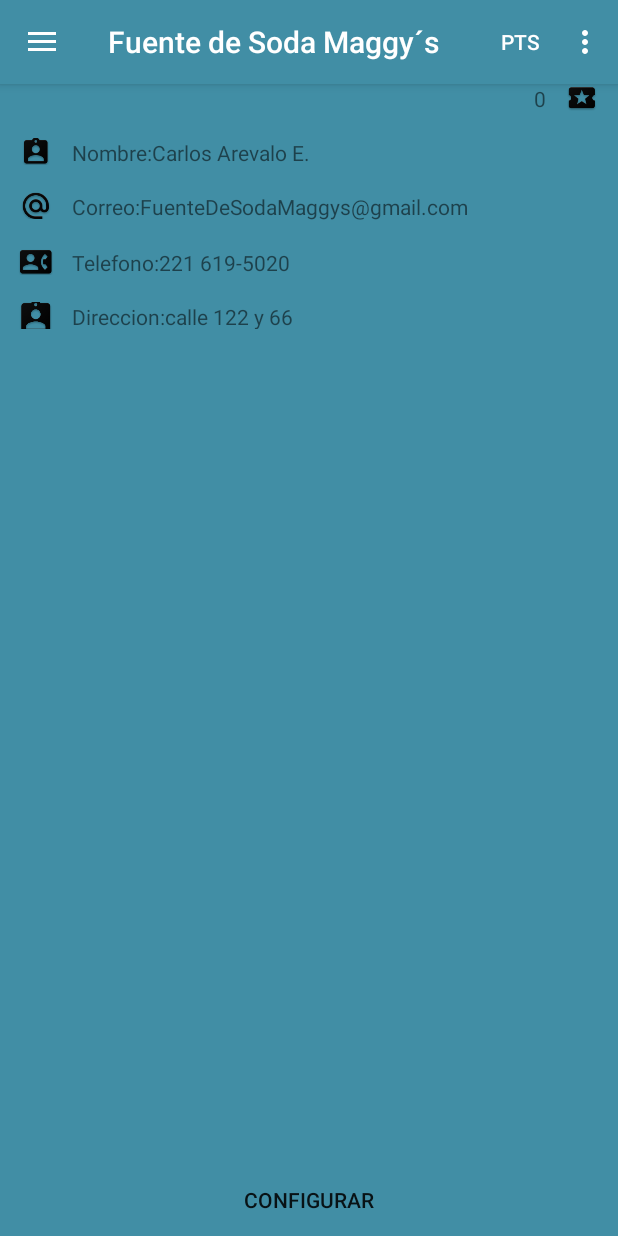
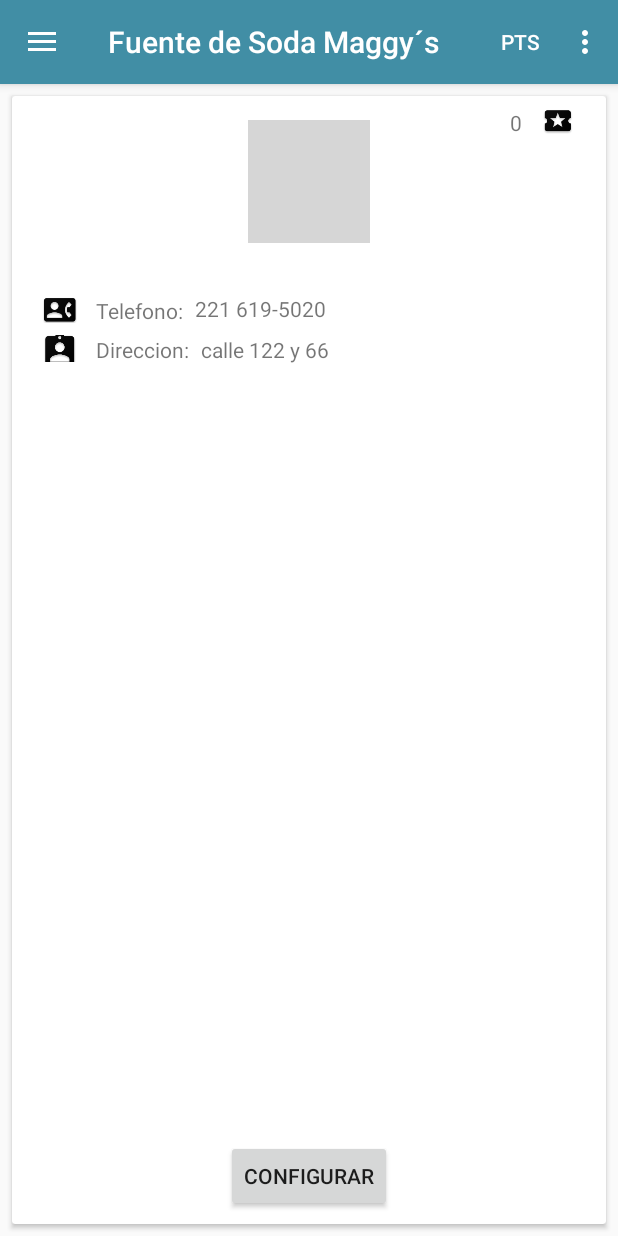
Before and after one commit to arevalocarloseduardo/Maggys, an Android app: the fragment PerfilFragment placed in its activity, on a phone screen of 412 x 824 dp. Run offline under Robolectric (Android 15) with nearby library versions, the phone set to English and light mode, and no system bars; our stand-ins replace Firebase (no records; nobody signed in at launch, a user with empty details on screens opened directly), Picasso; grey boxes are pictures that could not be loaded.

Commit message:
conecta la base de dato en perfil

```diff
--- a/app/build.gradle
+++ b/app/build.gradle
@@ -11,7 +11,7 @@ android {
         applicationId "com.appmaggys.caear.appfuentedesodamaggys"
         minSdkVersion 22
         targetSdkVersion 27
-        versionCode 1
+        versionCode 2
         versionName "1.0"
         testInstrumentationRunner "android.support.test.runner.AndroidJUnitRunner"
     }
--- a/app/src/main/java/com/appsmaggys/caear/appfuentedesodamaggys/Fragments/PedirFragment.kt
+++ b/app/src/main/java/com/appsmaggys/caear/appfuentedesodamaggys/Fragments/PedirFragment.kt
@@ -56,16 +56,6 @@ class PedirFragment : Fragment() {
 
     override fun onCreate(savedInstanceState: Bundle?) {
         super.onCreate(savedInstanceState)
-        verifivarAuth()
-    }
-
-    private fun verifivarAuth() {
-        val uid = FirebaseAuth.getInstance().uid
-        if(uid==null){
-            val intent = Intent(activity, RegisterActivity::class.java)
-            intent.flags=Intent.FLAG_ACTIVITY_CLEAR_TASK.or(Intent.FLAG_ACTIVITY_NEW_TASK)
-            startActivity(intent)
-        }
     }
 
 
--- a/app/src/main/java/com/appsmaggys/caear/appfuentedesodamaggys/Fragments/PerfilFragment.kt
+++ b/app/src/main/java/com/appsmaggys/caear/appfuentedesodamaggys/Fragments/PerfilFragment.kt
@@ -8,14 +8,19 @@ import android.view.LayoutInflater
 import android.view.View
 import android.view.ViewGroup
 import android.widget.Button
+import android.widget.ImageView
 import android.widget.TextView
 import com.appmaggys.caear.appfuentedesodamaggys.R
 import com.appsmaggys.caear.appfuentedesodamaggys.ConfigurarCuentaActivity
 import com.appsmaggys.caear.appfuentedesodamaggys.Datos.DatosUsuario
 import com.appsmaggys.caear.appfuentedesodamaggys.RegisterActivity
 import com.google.firebase.auth.FirebaseAuth
+import com.google.firebase.auth.FirebaseUser
 import com.google.firebase.database.*
+import com.squareup.picasso.Picasso
+import kotlinx.android.synthetic.main.fragment_perfil.*
 import kotlinx.android.synthetic.main.fragment_perfil.view.*
+
 
 class PerfilFragment : Fragment() {
 
@@ -26,8 +31,11 @@ class PerfilFragment : Fragment() {
     lateinit var correo :TextView
     lateinit var telefono :TextView
     lateinit var direccion :TextView
+    lateinit var nombreFc:TextView
+    lateinit var imagfc:ImageView
 
     lateinit var btnConfigurar: Button
+    var hayDatos:Boolean = false
 
     lateinit var auth: FirebaseAuth
     override fun onCreate(savedInstanceState: Bundle?) {
@@ -37,25 +45,34 @@ class PerfilFragment : Fragment() {
 
     override fun onCreateView(inflater: LayoutInflater, container: ViewGroup?,savedInstanceState: Bundle?): View? {
         val v = inflater.inflate(R.layout.fragment_perfil, container, false)
-        val uid = FirebaseAuth.getInstance().uid
-        if(uid==null){
-            val intent = Intent(activity, RegisterActivity::class.java)
-            intent.flags= Intent.FLAG_ACTIVITY_CLEAR_TASK.or(Intent.FLAG_ACTIVITY_NEW_TASK)
-            startActivity(intent)}
-        else {
+
+        auth=FirebaseAuth.getInstance()
+        var myuserobj = auth.currentUser
+
+        val nombre = myuserobj?.displayName.toString()
+        val imagen = myuserobj?.photoUrl.toString()
+        val telefonos = myuserobj?.phoneNumber.toString()
+        val correo = myuserobj?.email.toString()
+        nombreFc = v.txtNombrefc
+        imagfc=v.imgFacebook
+
+        val imageView=myuserobj?.photoUrl
+        Picasso.get().load(imageView).into(imagfc)
+        nombreFc?.text= myuserobj?.displayName
+
+
+
     referenciaUsuarios = FirebaseDatabase.getInstance().getReference("Users")
     usuarioLista = mutableListOf()
     puntos = v.tvPerfilPuntos
-            nombre = v.tvPerfilName
-            correo = v.tvPerfilCorreo
     telefono = v.tvPerfilTelefono
     direccion = v.tvPerfilDireccion
     btnConfigurar = v.btnPerfilConfigurar
 
-            traerDatos(referenciaUsuarios)
+    verPuntos(referenciaUsuarios)
 
     btnConfigurar.setOnClickListener { enviarFragment() }
-        }
+
 return v
 }
 
@@ -63,37 +80,58 @@ class PerfilFragment : Fragment() {
 startActivity(Intent(activity, ConfigurarCuentaActivity::class.java))
 }
 
-    private fun traerDatos(referencia: DatabaseReference) {
+    private fun verPuntos(referencia: DatabaseReference) {
         referencia.addValueEventListener(object : ValueEventListener{
-            override fun onCancelled(p0: DatabaseError) {
-                val intent = Intent(activity, RegisterActivity::class.java)
-                intent.flags= Intent.FLAG_ACTIVITY_CLEAR_TASK.or(Intent.FLAG_ACTIVITY_NEW_TASK)
-                startActivity(intent)
-
-  }
-
+            override fun onCancelled(p0: DatabaseError) {            }
             override fun onDataChange(p0: DataSnapshot) {
                 if(p0.exists()){
                     for (h in p0.children)
                     {
                         val uid = FirebaseAuth.getInstance().uid
                         val idClienteRegistrado = h.getValue(DatosUsuario::class.java)?.uid
+                        if (uid==idClienteRegistrado){
+                            hayDatos =true
+                        }
+                    }
+                    if (hayDatos){
+                        for (h in p0.children) {
+                            val uid = FirebaseAuth.getInstance().uid
+                            val idClienteRegistrado = h.getValue(DatosUsuario::class.java)?.uid
                             val hero = h.getValue(DatosUsuario::class.java)
-                        if (uid==idClienteRegistrado){
+                            if (uid == idClienteRegistrado) {
                                 usuarioLista.add(hero!!)
+                            }
+                        }
+                    }else{
+                        var myuserobj = auth.currentUser
+                        val nombre = myuserobj?.displayName.toString()
+                        val imagen = myuserobj?.photoUrl.toString()
+                        val telefono = myuserobj?.phoneNumber.toString()
+                        val correo = myuserobj?.email.toString()
+                        val uid = auth.uid //guardo en uid la autentificacion
+                        val ref = FirebaseDatabase.getInstance().getReference("/Users/$uid")//carlos= $uid creo una base de datos re piola
+                        val user = DatosUsuario(uid!!,nombre,imagen,"",correo,telefono,"0","","")//guardo la imagen y
+                        ref.setValue(user)
+                        usuarioLista.add(user)
                     }
                     for (h in usuarioLista)
                     {
                         puntos.text=h.puntos
-                            nombre.text=h.nombre
-                            correo.text=h.correo
                         telefono.text=h.telefono
                         direccion.text=h.direccion
                     }
                 }
+                else
+                {
+                    val uid = auth.uid //guardo en uid la autentificacion
+                    val ref = FirebaseDatabase.getInstance().getReference("/Users/$uid")//carlos= $uid creo una base de datos re piola
+                    val user = DatosUsuario(uid!!,"","","edad","","","","1","Ninguna")//guardo la imagen y
+                    ref.setValue(user)
                 }
             }
         })
+
+
     }
 private fun verifivarAuth() {
 val uid = FirebaseAuth.getInstance().uid
--- a/app/src/main/java/com/appsmaggys/caear/appfuentedesodamaggys/RegisterWhiteFacebook.kt
+++ b/app/src/main/java/com/appsmaggys/caear/appfuentedesodamaggys/RegisterWhiteFacebook.kt
@@ -14,6 +14,14 @@ import com.facebook.login.widget.LoginButton
 import com.google.firebase.auth.*
 import kotlinx.android.synthetic.main.activity_register_white_facebook.*
 import java.util.*
+import android.content.pm.PackageManager
+import android.content.pm.PackageInfo
+import android.util.Log
+import com.appsmaggys.caear.appfuentedesodamaggys.Datos.DatosUsuario
+import com.google.firebase.database.DatabaseReference
+import com.google.firebase.database.FirebaseDatabase
+import java.security.MessageDigest
+import java.security.NoSuchAlgorithmException
 
 
 class RegisterWhiteFacebook : AppCompatActivity() {
@@ -22,20 +30,41 @@ class RegisterWhiteFacebook : AppCompatActivity() {
     lateinit var auth: FirebaseAuth
     lateinit var user: FirebaseUser
     lateinit var text:TextView
+    lateinit var dbRefernce: DatabaseReference
+    lateinit var database:FirebaseDatabase
 
 
     override fun onCreate(savedInstanceState: Bundle?) {
         super.onCreate(savedInstanceState)
         setContentView(R.layout.activity_register_white_facebook)
 
+        try {
+            val info = packageManager.getPackageInfo(
+                "com.appmaggys.caear.appfuentedesodamaggys",
+                PackageManager.GET_SIGNATURES
+            )
+            for (signature in info.signatures) {
+                val md = MessageDigest.getInstance("SHA")
+                md.update(signature.toByteArray())
+            }
+        } catch (e: PackageManager.NameNotFoundException) {
+
+        } catch (e: NoSuchAlgorithmException) {
+
+        }
+
+        database= FirebaseDatabase.getInstance()
+        dbRefernce=database.reference.child("User")
+
+
         val uid = FirebaseAuth.getInstance().uid
         if(uid==null){
-            val intent = Intent(this, IntroActivity::class.java)
+            val intenti = Intent(this, IntroActivity::class.java)
             // intent.flags= Intent.FLAG_ACTIVITY_CLEAR_TASK.or(Intent.FLAG_ACTIVITY_NEW_TASK)
-            startActivity(intent)
-        }else{val intent2 = Intent(this, MenuActivity::class.java)
+            startActivity(intenti)
+        }else{val intenti2 = Intent(this, MenuActivity::class.java)
             // intent.flags= Intent.FLAG_ACTIVITY_CLEAR_TASK.or(Intent.FLAG_ACTIVITY_NEW_TASK)
-            startActivity(intent2)}
+            startActivity(intenti2)}
 
        // text = txtIniciar
 
@@ -55,13 +84,14 @@ class RegisterWhiteFacebook : AppCompatActivity() {
             LoginManager.getInstance().registerCallback(callBackManager,
             object : FacebookCallback<LoginResult>{
                 override fun onSuccess(result: LoginResult?) {
+                        card.visibility=View.VISIBLE
+                        val intentio2 = Intent(applicationContext, MenuActivity::class.java)
+                        intentio2.flags= Intent.FLAG_ACTIVITY_CLEAR_TASK.or(Intent.FLAG_ACTIVITY_NEW_TASK)
+                        startActivity(intentio2)
+                        traerToken(result?.accessToken)
 
-                        card.visibility=View.VISIBLE
-                        val intent2 = Intent(applicationContext, MenuActivity::class.java)
-                        intent.flags= Intent.FLAG_ACTIVITY_CLEAR_TASK.or(Intent.FLAG_ACTIVITY_NEW_TASK)
-                        startActivity(intent2)
-                        traerToken(result?.accessToken)
                         card.visibility=View.GONE
+                    finish()
 
                 }
                 override fun onCancel() {
@@ -81,9 +111,6 @@ class RegisterWhiteFacebook : AppCompatActivity() {
 
         }
 
-
-
-
     private fun traerToken(accessToken: AccessToken?) {
         var credential = FacebookAuthProvider.getCredential(accessToken!!.token)
 
@@ -93,12 +120,12 @@ class RegisterWhiteFacebook : AppCompatActivity() {
             if (task.isSuccessful){
                 var myuserobj = auth.currentUser
                 updateUI(myuserobj)
+
             }else{
 
                 Toast.makeText(this,"error en la autentificacion",Toast.LENGTH_LONG).show()
             }
         }
-
     }
 
     override fun onActivityResult(requestCode: Int, resultCode: Int, data: Intent?) {
@@ -107,8 +134,16 @@ class RegisterWhiteFacebook : AppCompatActivity() {
     }
 
     private fun updateUI(myuserobj: FirebaseUser?) {
-    //   text.text= myuserobj?.email
-
+        /*
+        val nombre = myuserobj?.displayName.toString()
+        val imagen = myuserobj?.photoUrl.toString()
+        val telefono = myuserobj?.phoneNumber.toString()
+        val correo = myuserobj?.email.toString()
+        val uid = auth.uid //guardo en uid la autentificacion
+        val ref = FirebaseDatabase.getInstance().getReference("/Users/$uid")//carlos= $uid creo una base de datos re piola
+        val user = DatosUsuario(uid!!,nombre,imagen,"edad",correo,telefono,"0","1","Ninguna")//guardo la imagen y
+        ref.setValue(user)
+*/
     }
 
 }
--- a/app/src/main/res/layout/fragment_perfil.xml
+++ b/app/src/main/res/layout/fragment_perfil.xml
@@ -1,103 +1,49 @@
-<FrameLayout xmlns:android="http://schemas.android.com/apk/res/android"
-             xmlns:app="http://schemas.android.com/apk/res-auto" xmlns:tools="http://schemas.android.com/tools"
-             android:layout_width="match_parent"
-             android:layout_height="match_parent"
-             tools:context="com.appsmaggys.caear.appfuentedesodamaggys.Fragments.PerfilFragment"
-             android:background="@color/colorPrimary">
+<android.support.constraint.ConstraintLayout xmlns:android="http://schemas.android.com/apk/res/android"
+                                             xmlns:app="http://schemas.android.com/apk/res-auto"
+                                             xmlns:tools="http://schemas.android.com/tools"
+                                             android:layout_width="match_parent"
+                                             android:layout_height="match_parent"
+                                             tools:context="com.appsmaggys.caear.appfuentedesodamaggys.Fragments.PerfilFragment"
+                                             tools:layout_editor_absoluteY="81dp">
 
 
-    <LinearLayout
-            android:orientation="vertical"
-            android:layout_width="match_parent"
-            android:layout_height="match_parent">
-        <LinearLayout
-                android:orientation="horizontal"
+    <android.support.v7.widget.CardView
+            android:layout_width="0dp"
+            android:layout_height="0dp" android:layout_marginBottom="8dp"
+            app:layout_constraintBottom_toBottomOf="parent" android:layout_marginTop="8dp"
+            app:layout_constraintTop_toTopOf="parent" app:layout_constraintStart_toStartOf="parent"
+            android:layout_marginStart="8dp" app:layout_constraintEnd_toEndOf="parent" android:layout_marginEnd="8dp"
+            app:layout_constraintHorizontal_bias="1.0" app:layout_constraintVertical_bias="1.0">
+        <android.support.constraint.ConstraintLayout
                 android:layout_width="match_parent"
-                android:layout_height="wrap_content">
+                android:layout_height="match_parent">
             <TextView
                     android:text="0"
                     android:layout_width="wrap_content"
-                    android:layout_height="18dp"
+                    android:layout_height="17dp"
                     android:drawableRight="@mipmap/ic_launcher_puntos"
                     android:id="@+id/tvPerfilPuntos"
                     android:textSize="14sp"
-                    android:layout_weight="1" android:textAlignment="viewEnd"/>
-        </LinearLayout>
-        <LinearLayout
-                android:orientation="horizontal"
-                android:layout_width="match_parent"
-                android:layout_height="wrap_content">
+                    android:layout_weight="1" android:textAlignment="viewEnd"
+                    android:layout_marginTop="8dp"
+                    app:layout_constraintTop_toTopOf="parent" android:layout_marginEnd="8dp"
+                    app:layout_constraintEnd_toEndOf="parent"/>
+            <ImageView
+                    android:src="@drawable/com_facebook_button_background"
+                    android:layout_width="81dp"
+                    android:layout_height="82dp" android:id="@+id/imgFacebook"
+                    app:layout_constraintStart_toStartOf="parent" android:layout_marginStart="8dp"
+                    app:layout_constraintEnd_toEndOf="parent" android:layout_marginEnd="8dp"
+                    android:layout_marginTop="16dp" app:layout_constraintTop_toTopOf="parent"
+                    app:layout_constraintHorizontal_bias="0.501"/>
             <TextView
-                    android:layout_width="wrap_content"
-                    android:layout_height="18dp"
-                    android:id="@+id/espacio"
-                    android:textSize="18sp"
-                    android:layout_weight="1" android:textAlignment="textEnd"/>
-        </LinearLayout>
-        <LinearLayout
-                android:orientation="horizontal"
-                android:layout_width="match_parent"
-                android:layout_height="wrap_content">
-            <TextView
-                    android:text="Nombre:"
-                    android:layout_width="wrap_content"
-                    android:layout_height="18dp"
-                    android:drawableLeft="@mipmap/ic_launcher_nombre"
-                    android:id="@+id/textView1"
-                    android:textSize="14sp"
-                    android:layout_weight="0"/>
-            <TextView
-                    android:text="Carlos Arevalo E."
-                    android:layout_width="wrap_content"
-                    android:layout_height="match_parent"
-                    android:id="@+id/tvPerfilName"
-                    android:textSize="14sp"/>
-        </LinearLayout>
-        <LinearLayout
-                android:orientation="horizontal"
-                android:layout_width="match_parent"
-                android:layout_height="wrap_content" android:layout_weight="0">
-            <TextView
-                    android:layout_width="wrap_content"
-                    android:layout_height="18dp"
-                    android:id="@+id/espacio2"
-                    android:textSize="18sp"
-                    android:layout_weight="1" android:textAlignment="textEnd"/>
-        </LinearLayout>
-        <LinearLayout
-                android:orientation="horizontal"
-                android:layout_width="match_parent"
-                android:layout_height="wrap_content">
-            <TextView
-                    android:text="Correo:"
-                    android:layout_width="wrap_content"
-                    android:layout_height="18dp"
-                    android:drawableLeft="@mipmap/ic_launcher_correochiq"
-                    android:id="@+id/textView2"
-                    android:textSize="14sp"
-            />
-            <TextView
-                    android:text="FuenteDeSodaMaggys@gmail.com"
+                    android:text="TextView"
                     android:layout_width="wrap_content"
                     android:layout_height="wrap_content"
-                    android:id="@+id/tvPerfilCorreo"
-                    android:textSize="14sp"
-                    android:textAllCaps="false"/>
-        </LinearLayout>
-        <LinearLayout
-                android:orientation="horizontal"
-                android:layout_width="match_parent"
-                android:layout_height="wrap_content" android:layout_weight="0">
-            <TextView
-                    android:layout_width="wrap_content"
-                    android:layout_height="18dp"
-                    android:id="@+id/espacio3"
-                    android:textSize="18sp"
-                    android:layout_weight="1" android:textAlignment="textEnd"/>
-        </LinearLayout>
-        <LinearLayout
-                android:orientation="horizontal"
-                android:layout_height="wrap_content" android:layout_width="match_parent">
+                    android:id="@+id/txtNombrefc" app:layout_constraintStart_toStartOf="parent"
+                    android:layout_marginStart="8dp" app:layout_constraintEnd_toEndOf="parent"
+                    android:layout_marginEnd="8dp" android:layout_marginTop="8dp"
+                    app:layout_constraintTop_toBottomOf="@+id/imgFacebook"/>
             <TextView
                     android:text="Telefono:"
                     android:layout_width="wrap_content"
@@ -105,29 +51,20 @@
                     android:drawableLeft="@mipmap/ic_launcher_phone"
                     android:id="@+id/textView3"
                     android:textSize="14sp"
-            />
+                    android:layout_marginStart="8dp"
+                    app:layout_constraintStart_toStartOf="parent" android:layout_marginTop="8dp"
+                    app:layout_constraintTop_toBottomOf="@+id/txtNombrefc"/>
             <TextView
                     android:text="221 619-5020"
                     android:layout_width="wrap_content"
-                    android:layout_height="match_parent"
+                    android:layout_height="19dp"
                     android:id="@+id/tvPerfilTelefono"
-                    android:textSize="14sp" android:contentDescription="@string/fui_verify_phone_number_title"/>
-        </LinearLayout>
-        <LinearLayout
-                android:orientation="horizontal"
-                android:layout_width="match_parent"
-                android:layout_height="wrap_content" android:layout_weight="0">
-            <TextView
-                    android:layout_width="wrap_content"
-                    android:layout_height="18dp"
-                    android:id="@+id/espacio4"
-                    android:textSize="18sp"
-                    android:layout_weight="1" android:textAlignment="textEnd"/>
-        </LinearLayout>
-        <LinearLayout
-                android:orientation="horizontal"
-                android:layout_width="match_parent"
-                android:layout_height="wrap_content">
+                    android:textSize="14sp" android:contentDescription="@string/fui_verify_phone_number_title"
+                    app:layout_constraintStart_toEndOf="@+id/textView3"
+                    android:layout_marginStart="8dp" android:layout_marginEnd="8dp"
+                    app:layout_constraintEnd_toEndOf="parent" app:layout_constraintHorizontal_bias="0.0"
+                    android:layout_marginTop="132dp" app:layout_constraintTop_toTopOf="parent"/>
+
             <TextView
                     android:text="Direccion:"
                     android:layout_width="wrap_content"
@@ -135,29 +72,25 @@
                     android:drawableLeft="@mipmap/ic_launcher_name2"
                     android:id="@+id/textView4"
                     android:textSize="14sp"
-            />
+                    android:layout_marginTop="8dp"
+                    app:layout_constraintTop_toBottomOf="@+id/textView3" android:layout_marginStart="8dp"
+                    app:layout_constraintStart_toStartOf="parent"/>
             <TextView
                     android:text="calle 122 y 66"
                     android:layout_width="wrap_content"
-                    android:layout_height="match_parent"
+                    android:layout_height="wrap_content"
                     android:id="@+id/tvPerfilDireccion"
-                    android:textSize="14sp"/>
-        </LinearLayout>
-        <LinearLayout
-                android:orientation="horizontal"
-                android:layout_width="match_parent"
-                android:layout_height="match_parent" android:layout_weight="1">
-            <TextView
+                    android:textSize="14sp"
+                    app:layout_constraintStart_toEndOf="@+id/textView4" android:layout_marginStart="8dp"
+                    android:layout_marginTop="8dp" app:layout_constraintTop_toBottomOf="@+id/tvPerfilTelefono"/>
+            <Button
+                    android:text="Configurar"
                     android:layout_width="wrap_content"
-                    android:layout_height="18dp"
-                    android:id="@+id/espacio5"
-                    android:textSize="18sp"
-                    android:layout_weight="1" android:textAlignment="textEnd"/>
-        </LinearLayout>
-        <Button
-                android:text="Configurar"
-                android:layout_width="match_parent"
-                android:layout_height="wrap_content" android:id="@+id/btnPerfilConfigurar"
-                style="@android:style/Widget.DeviceDefault.Button.Borderless"/>
-    </LinearLayout>
-</FrameLayout>
+                    android:layout_height="wrap_content"
+                    android:id="@+id/btnPerfilConfigurar" android:layout_marginBottom="8dp"
+                    app:layout_constraintBottom_toBottomOf="parent" app:layout_constraintStart_toStartOf="parent"
+                    android:layout_marginStart="8dp" app:layout_constraintEnd_toEndOf="parent"
+                    android:layout_marginEnd="8dp"/>
+        </android.support.constraint.ConstraintLayout>
+    </android.support.v7.widget.CardView>
+</android.support.constraint.ConstraintLayout>
```
Also changed, not shown: app/src/main/AndroidManifest.xml (+2 -5 lines), 1 other file. Lines whose indentation alone changed are shown as unchanged.
